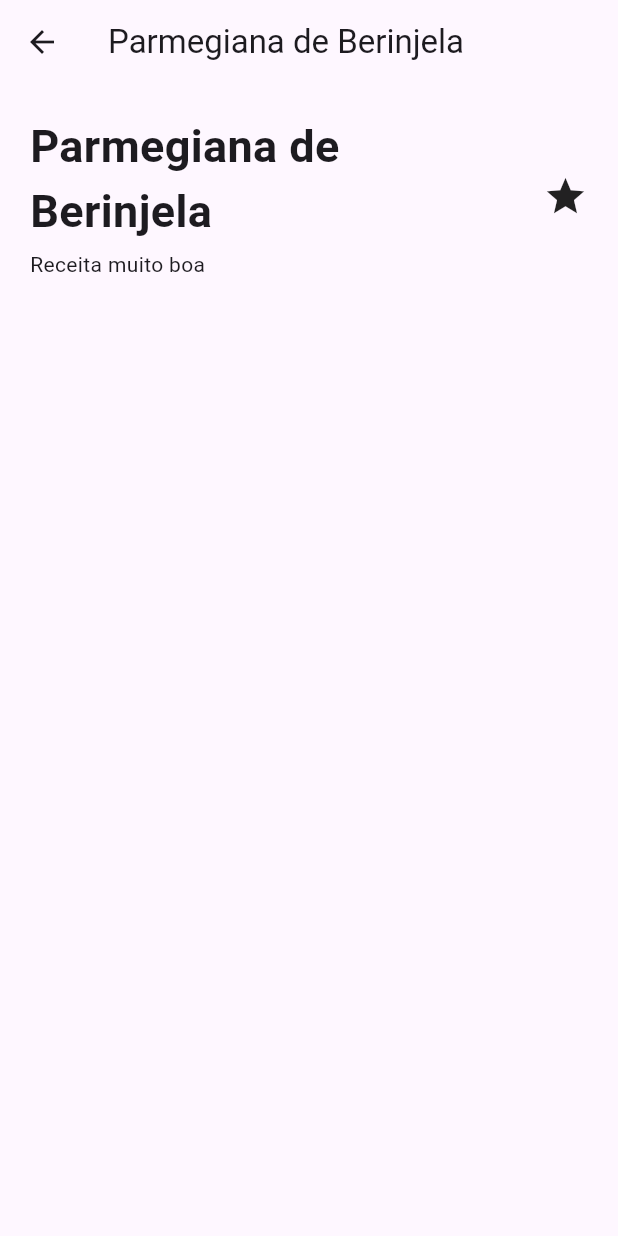
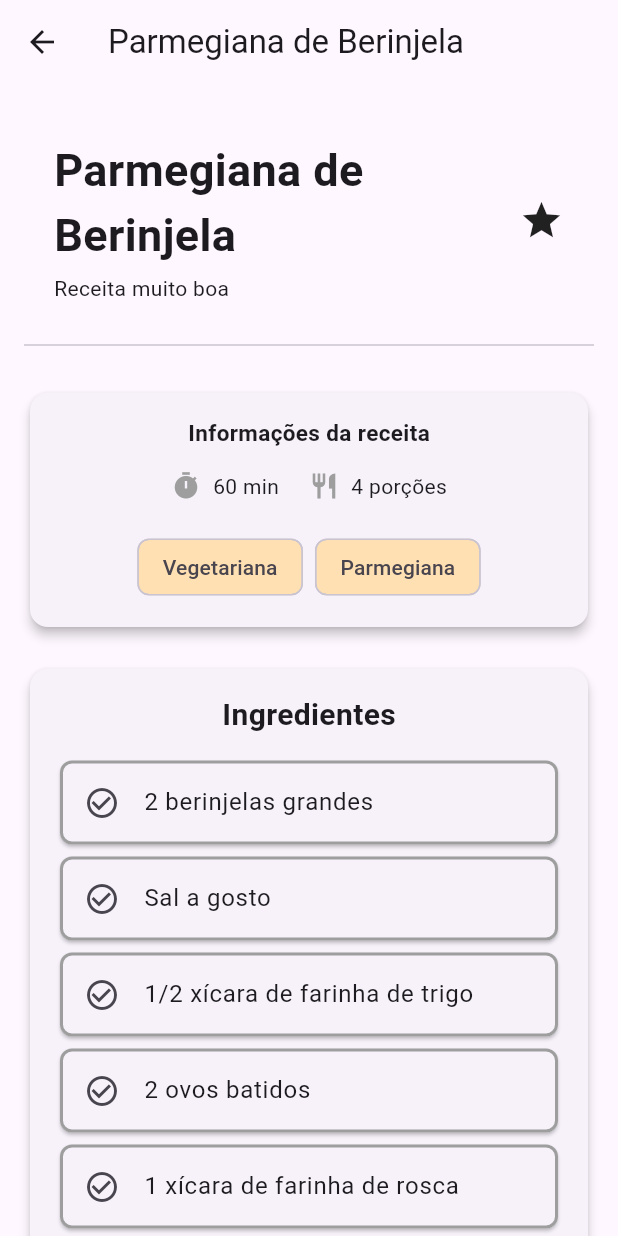
Before and after one commit to victorcassao/programacao-mobile-8A, a Flutter app: the screen it shows after launch, after a tap on the "star border" icon, after a tap on "Parmegiana de Berinjela", on a phone screen of 412 x 824 dp. Run offline on Flutter 3.47's test engine with Material 3 defaults, Android fonts, the phone set to English and light mode, and no system bars.

Commit message:
aula_20250916

```diff
--- a/lib/pages/detalhes_receita/pagina_detalhe_receita.dart
+++ b/lib/pages/detalhes_receita/pagina_detalhe_receita.dart
@@ -10,22 +10,37 @@ class PaginaDetalhesReceita extends StatelessWidget {
   Widget build(BuildContext context) {
     return Scaffold(
       appBar: AppBar(title: Text(receita.titulo)),
-      body: Column(
+      body: Center(
+        child: ConstrainedBox(
+          constraints: BoxConstraints(minWidth: double.infinity),
+          child: SingleChildScrollView(
+            padding: EdgeInsets.all(16),
+            child: Column(
               children: [
                 // Cabeçalho
                 WidgetCabecalhoDetalheReceita(receita: receita),
+                Divider(),
+                SizedBox(height: 20),
                 // Corpo
+                // Informações gerais da receita
+                WidgetInformacoesGeraisReceita(receita: receita),
+                SizedBox(height: 20),
+                // Ingredientes
+                WidgetIngredientesReceita(receita: receita),
+                SizedBox(height: 20),
+                // Modo de preparo
+                WidgetModoPreparoReceita(receita: receita),
               ],
+            ),
+          ),
+        ),
       ),
     );
   }
 }
 
 class WidgetCabecalhoDetalheReceita extends StatelessWidget {
-  const WidgetCabecalhoDetalheReceita({
-    super.key,
-    required this.receita,
-  });
+  const WidgetCabecalhoDetalheReceita({super.key, required this.receita});
 
   final Receita receita;
 
@@ -42,10 +57,7 @@ class WidgetCabecalhoDetalheReceita extends StatelessWidget {
               children: [
                 Text(
                   receita.titulo,
-                  style: TextStyle(
-                    fontSize: 30,
-                    fontWeight: FontWeight.bold,
-                  ),
+                  style: TextStyle(fontSize: 30, fontWeight: FontWeight.bold),
                 ),
                 SizedBox(height: 4),
                 Text(
@@ -66,3 +78,142 @@ class WidgetCabecalhoDetalheReceita extends StatelessWidget {
     );
   }
 }
+
+class WidgetInformacoesGeraisReceita extends StatelessWidget {
+  final Receita receita;
+  const WidgetInformacoesGeraisReceita({required this.receita, super.key});
+
+  @override
+  Widget build(BuildContext context) {
+    return Card(
+      elevation: 3,
+      child: Padding(
+        padding: EdgeInsets.all(16),
+        child: Column(
+          crossAxisAlignment: CrossAxisAlignment.start,
+          children: [
+            Center(
+              child: Text(
+                "Informações da receita",
+                style: TextStyle(fontSize: 15, fontWeight: FontWeight.bold),
+              ),
+            ),
+            SizedBox(height: 15),
+            Row(
+              mainAxisAlignment: MainAxisAlignment.center,
+              children: [
+                Icon(Icons.timer, size: 20, color: Colors.grey),
+                SizedBox(width: 8),
+                Text('${receita.tempoPreparo} min'),
+                SizedBox(width: 20),
+                Icon(Icons.restaurant, size: 20, color: Colors.grey),
+                SizedBox(width: 8),
+                Text('${receita.porcoes} porções'),
+              ],
+            ),
+            SizedBox(height: 20),
+            Center(
+              child: Wrap(
+                spacing: 8,
+                runSpacing: 8,
+                children: receita.categorias
+                    .map(
+                      (cat) => Chip(
+                        label: Text(cat),
+                        backgroundColor: Colors.orange[100],
+                      ),
+                    )
+                    .toList(),
+              ),
+            ),
+          ],
+        ),
+      ),
+    );
+  }
+}
+
+class WidgetIngredientesReceita extends StatelessWidget {
+  final Receita receita;
+
+  const WidgetIngredientesReceita({required this.receita, super.key});
+
+  @override
+  Widget build(BuildContext context) {
+    return Card(
+      elevation: 3,
+      child: Padding(
+        padding: EdgeInsets.all(16),
+        child: Column(
+          children: [
+            Center(
+              child: Text(
+                "Ingredientes",
+                style: TextStyle(fontSize: 20, fontWeight: FontWeight.bold),
+              ),
+            ),
+            SizedBox(height: 12),
+            ListView.builder(
+              shrinkWrap: true,
+              physics: NeverScrollableScrollPhysics(),
+              itemCount: receita.ingredientes.length,
+              itemBuilder: (context, index) {
+                return Card(
+                  shape: RoundedRectangleBorder(
+                    side: BorderSide(color: Colors.grey, width: 2),
+                    borderRadius: BorderRadius.circular(8),
+                  ),
+                  child: ListTile(
+                    leading: Icon(Icons.check_circle_outline),
+                    title: Text(receita.ingredientes[index]),
+                  ),
+                );
+              },
+            ),
+          ],
+        ),
+      ),
+    );
+  }
+}
+
+class WidgetModoPreparoReceita extends StatelessWidget {
+  final Receita receita;
+  const WidgetModoPreparoReceita({required this.receita, super.key});
+
+  @override
+  Widget build(BuildContext context) {
+    return Card(
+      elevation: 3,
+      child: Padding(
+        padding: EdgeInsets.all(16),
+        child: Column(
+          children: [
+            Center(
+              child: Text(
+                "Modo de preparo",
+                style: TextStyle(fontSize: 20, fontWeight: FontWeight.bold),
+              ),
+            ),
+            SizedBox(height: 12),
+            ListView.builder(
+              shrinkWrap: true,
+              physics: NeverScrollableScrollPhysics(),
+              itemCount: receita.modoPreparo.length,
+              itemBuilder: (context, index) {
+                return ListTile(
+                  leading: CircleAvatar(
+                    backgroundColor: Colors.white,
+                    child: Text('${index + 1}', style: TextStyle(fontSize: 20)),
+                  ),
+                  title: Text(receita.modoPreparo[index]),
+                  contentPadding: EdgeInsets.all(4),
+                );
+              },
+            ),
+          ],
+        ),
+      ),
+    );
+  }
+}
```
Lines whose indentation alone changed are shown as unchanged.
